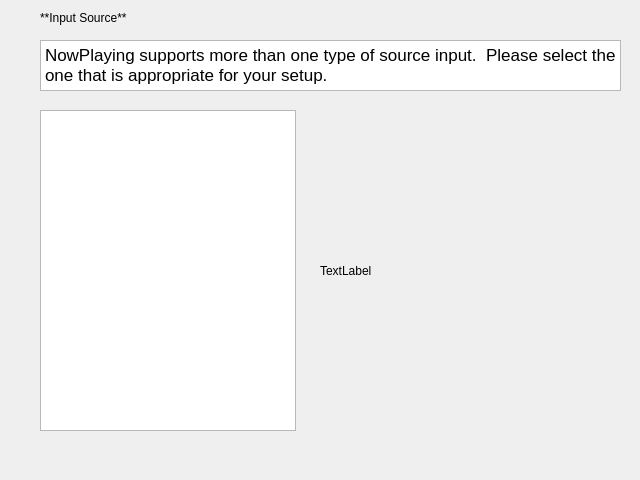
Old version of the form nowplaying/resources/source_ui.ui in the repository whatsnowplaying/whats-now-playing.
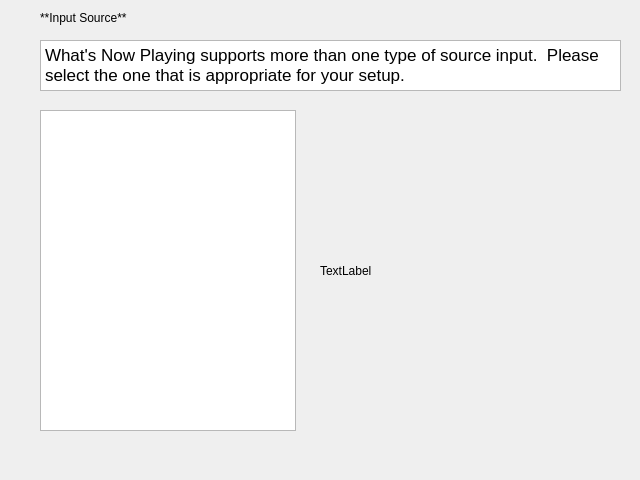
New version of the form.

The edit to the form file:
```diff
--- a/nowplaying/resources/source_ui.ui
+++ b/nowplaying/resources/source_ui.ui
@@ -27,7 +27,7 @@
 &lt;html&gt;&lt;head&gt;&lt;meta name=&quot;qrichtext&quot; content=&quot;1&quot; /&gt;&lt;style type=&quot;text/css&quot;&gt;
 p, li { white-space: pre-wrap; }
 &lt;/style&gt;&lt;/head&gt;&lt;body style=&quot; font-family:'Sans'; font-size:10pt; font-weight:400; font-style:normal;&quot;&gt;
-&lt;p style=&quot; margin-top:0px; margin-bottom:0px; margin-left:0px; margin-right:0px; -qt-block-indent:0; text-indent:0px;&quot;&gt;&lt;span style=&quot; font-family:'.SF NS Text'; font-size:13pt;&quot;&gt;NowPlaying supports more than one type of source input.  Please select the one that is appropriate for your setup.&lt;/span&gt;&lt;/p&gt;&lt;/body&gt;&lt;/html&gt;</string>
+&lt;p style=&quot; margin-top:0px; margin-bottom:0px; margin-left:0px; margin-right:0px; -qt-block-indent:0; text-indent:0px;&quot;&gt;&lt;span style=&quot; font-family:'.SF NS Text'; font-size:13pt;&quot;&gt;What's Now Playing supports more than one type of source input.  Please select the one that is appropriate for your setup.&lt;/span&gt;&lt;/p&gt;&lt;/body&gt;&lt;/html&gt;</string>
    </property>
   </widget>
   <widget class="QLabel" name="header_label">
```
